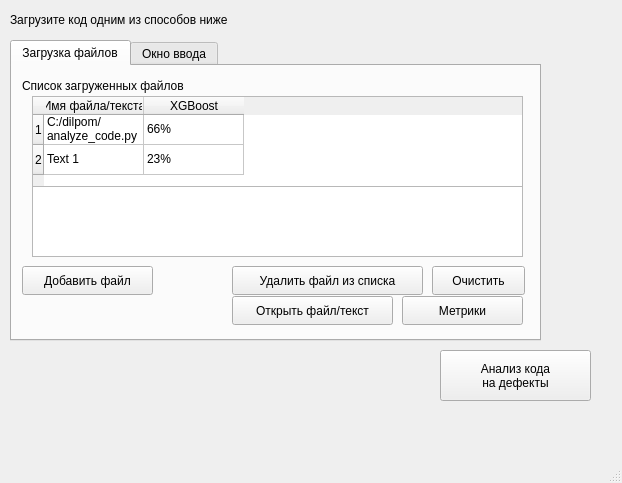
The window that mainwindow.ui (LShaikhutdino/dilpom) describes before a commit, drawn with Qt 5.
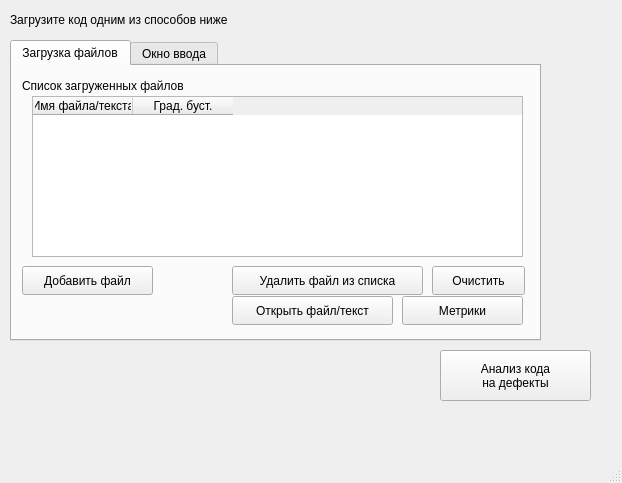
The same window after the commit.

```diff
--- a/mainwindow.ui
+++ b/mainwindow.ui
@@ -82,16 +82,6 @@
        <string>Список загруженных файлов</string>
       </property>
      </widget>
-     <widget class="QListWidget" name="listWidget">
-      <property name="geometry">
-       <rect>
-        <x>20</x>
-        <y>120</y>
-        <width>491</width>
-        <height>71</height>
-       </rect>
-      </property>
-     </widget>
      <widget class="QPushButton" name="pushButton_6">
       <property name="geometry">
        <rect>
@@ -124,11 +114,21 @@
         <x>20</x>
         <y>30</y>
         <width>491</width>
-        <height>91</height>
+        <height>161</height>
        </rect>
       </property>
-      <row/>
-      <row/>
+      <property name="editTriggers">
+       <set>QAbstractItemView::NoEditTriggers</set>
+      </property>
+      <property name="selectionMode">
+       <enum>QAbstractItemView::SingleSelection</enum>
+      </property>
+      <property name="selectionBehavior">
+       <enum>QAbstractItemView::SelectRows</enum>
+      </property>
+      <property name="rowCount">
+       <number>0</number>
+      </property>
       <column>
        <property name="text">
         <string>Имя файла/текста</string>
@@ -136,29 +136,9 @@
       </column>
       <column>
        <property name="text">
-        <string>XGBoost</string>
+        <string>Град. буст.</string>
        </property>
       </column>
-      <item row="0" column="0">
-       <property name="text">
-        <string>C:/dilpom/analyze_code.py</string>
-       </property>
-      </item>
-      <item row="0" column="1">
-       <property name="text">
-        <string>66%</string>
-       </property>
-      </item>
-      <item row="1" column="0">
-       <property name="text">
-        <string>Text 1</string>
-       </property>
-      </item>
-      <item row="1" column="1">
-       <property name="text">
-        <string>23%</string>
-       </property>
-      </item>
      </widget>
     </widget>
     <widget class="QWidget" name="tab_2">
```
Left out of the diff: 6 changed lines with no effect on the pictures.
